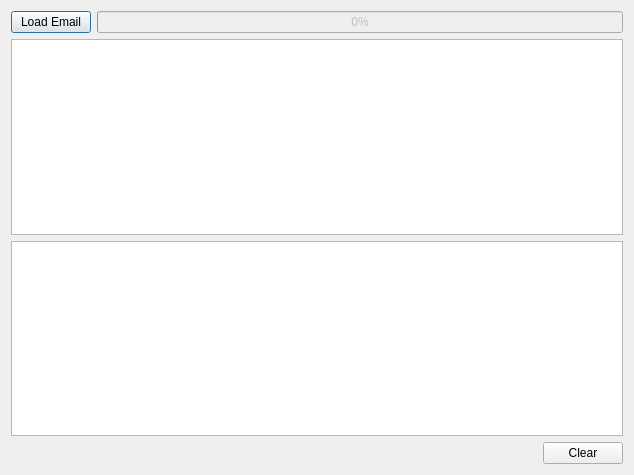
First picture: the form in src/archiver.ui, repository tylermchenry/email_archiver, before the edit.
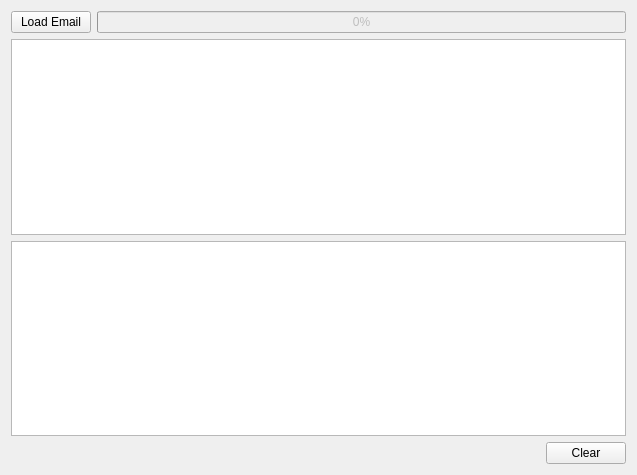
Second picture: the form after the edit.

Commit message: Change Archiver UI from dialog to widget, and embed in main window.

What changed in the file:
```diff
--- a/src/archiver.ui
+++ b/src/archiver.ui
@@ -1,12 +1,12 @@
 <?xml version="1.0" encoding="UTF-8"?>
 <ui version="4.0">
  <class>ArchiverClass</class>
- <widget class="QDialog" name="ArchiverClass">
+ <widget class="QWidget" name="ArchiverClass">
   <property name="geometry">
    <rect>
     <x>0</x>
     <y>0</y>
-    <width>634</width>
+    <width>637</width>
     <height>475</height>
    </rect>
   </property>
```
The commit also changes 5 other files.
